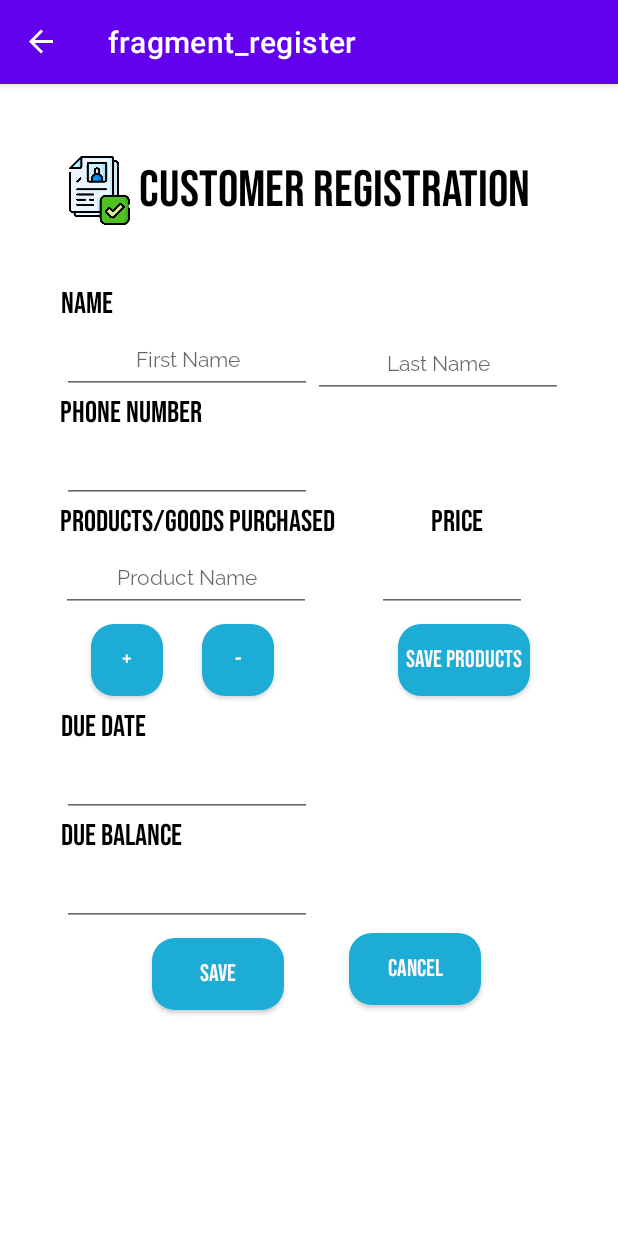
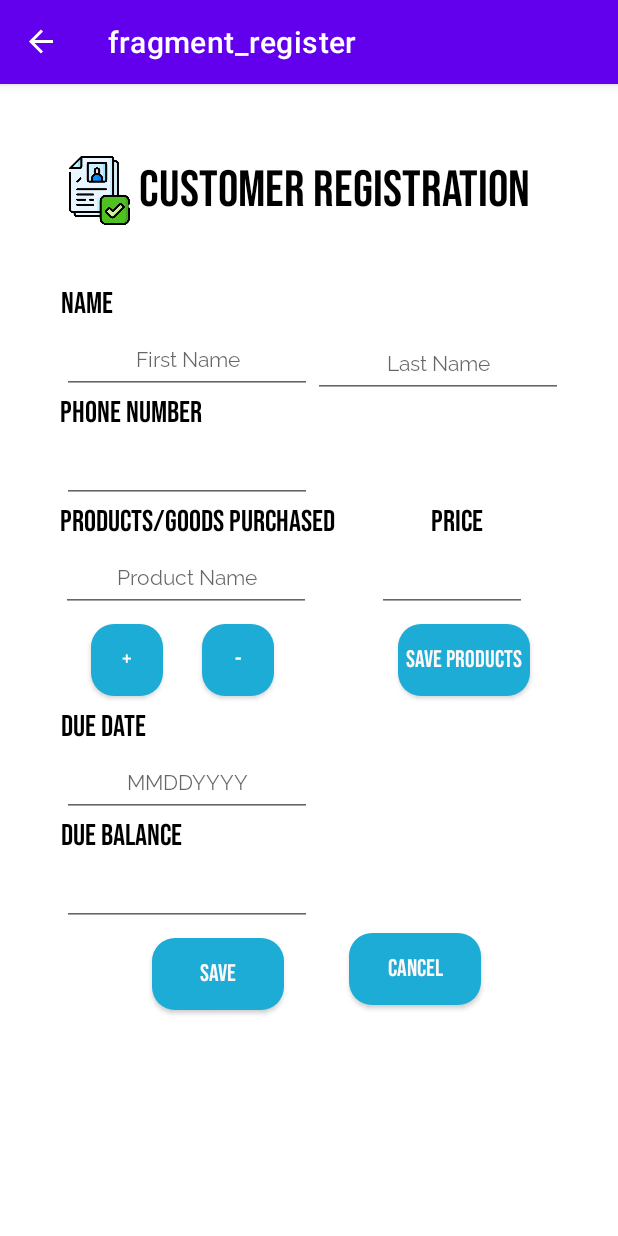
Before and after one commit to Giwithx/Debtabase, an Android app: the RegisterFragment screen opened through its navigation route, on a phone screen of 412 x 824 dp. Run offline under Robolectric (Android 15) with nearby library versions, the phone set to English and light mode, and no system bars; our stand-ins replace data binding, navigation-ui.

Commit message:
Hint for Due Date

```diff
--- a/app/src/main/res/layout/fragment_register.xml
+++ b/app/src/main/res/layout/fragment_register.xml
@@ -225,6 +225,7 @@
             android:fontFamily="@font/raleway"
             android:inputType="date"
             android:minHeight="48dp"
+            android:hint="MMDDYYYY"
             android:textAlignment="center"
             android:textColor="#000000"
             android:textSize="14sp"
```
